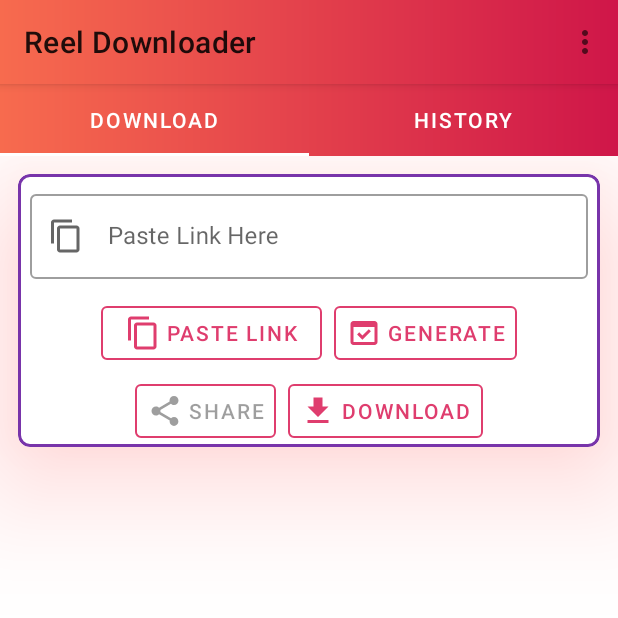
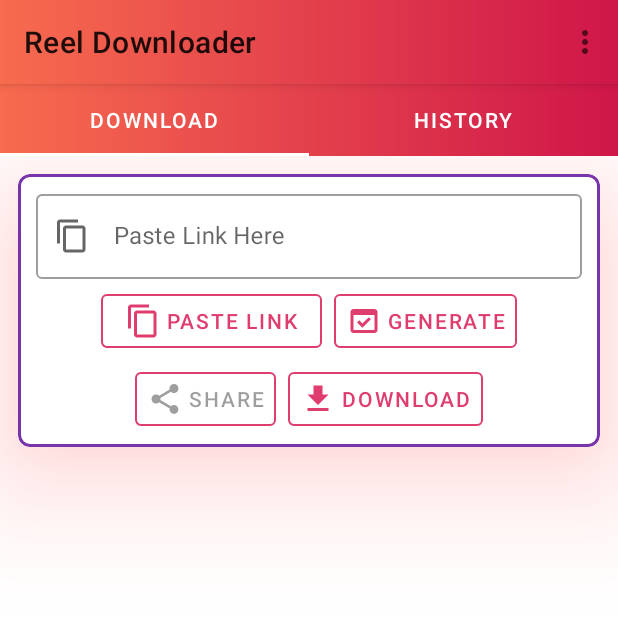
Before and after one commit to subhambikashbehera/InstagramVideoDownloader, an Android app: the screen it shows after launch (MainActivity), on a phone screen of 412 x 824 dp, the top half of it. Run offline under Robolectric (Android 15) with nearby library versions, the phone set to English and light mode, and no system bars; our stand-ins replace Volley; pictures from the network do not load; 1 statement that could not run was skipped.

```diff
--- a/app/src/main/java/com/subhambikashsubhamgupta/instagramdownloader/MainActivity.kt
+++ b/app/src/main/java/com/subhambikashsubhamgupta/instagramdownloader/MainActivity.kt
@@ -1,12 +1,13 @@
 package com.subhambikashsubhamgupta.instagramdownloader
 
+import android.content.ClipData
+import android.content.ClipboardManager
 import android.content.Intent
 import android.content.pm.PackageManager
 import android.os.Bundle
 import android.util.Log
 import android.view.Menu
 import android.view.MenuItem
-import android.view.View
 import android.widget.Toast
 import androidx.appcompat.app.AppCompatActivity
 import androidx.appcompat.app.AppCompatDelegate
@@ -19,6 +20,8 @@ import com.google.android.material.tabs.TabLayoutMediator
 class MainActivity : AppCompatActivity() {
 
     var is_permission=false
+    lateinit var downloadFragment: DownloadFragment
+
     lateinit var viewPager: ViewPager2
     lateinit var tablayout: TabLayout
     override fun onCreate(savedInstanceState: Bundle?) {
@@ -31,6 +34,7 @@ class MainActivity : AppCompatActivity() {
         viewPager = findViewById(R.id.viewpager1)
         tablayout = findViewById(R.id.tablayout)
         viewPager.adapter = PageAdapters(supportFragmentManager, lifecycle)
+        downloadFragment = DownloadFragment()
 
         TabLayoutMediator(tablayout, viewPager) { tab, position ->
             when (position) {
@@ -39,17 +43,29 @@ class MainActivity : AppCompatActivity() {
             }
 
         }.attach()
+        val clipBoardManager = applicationContext.getSystemService(CLIPBOARD_SERVICE) as ClipboardManager
+        clipBoardManager.addPrimaryClipChangedListener {
+            val copiedString = clipBoardManager.primaryClip?.getItemAt(0)?.text?.toString()
+            Log.e("clip","hi"+copiedString)
+            if (copiedString != null) {
+
+                downloadFragment.pasteFromClip(copiedString)
+
+            }
+        }
+
         val uri = intent.data
         Log.e("uri", uri.toString())
         if (uri != null) {
             val path = uri.pathSegments
             println(path)
         }
-    checkpermisson()
+        checkpermisson()
+
+    }
 
 
 
-}
 
 
     override fun onCreateOptionsMenu(menu: Menu?): Boolean {
@@ -113,4 +129,6 @@ class MainActivity : AppCompatActivity() {
         super.onRequestPermissionsResult(requestCode, permissions, grantResults)
     }
 
+
+
 }
--- /dev/null
+++ b/app/src/main/java/com/subhambikashsubhamgupta/instagramdownloader/SendDataInterface.kt
@@ -0,0 +1,5 @@
+package com.subhambikashsubhamgupta.instagramdownloader
+
+interface SendDataInterface {
+    fun fromclipBoard(string: String)
+}
--- a/app/src/main/res/layout/fragment_download.xml
+++ b/app/src/main/res/layout/fragment_download.xml
@@ -27,8 +27,9 @@
         <com.google.android.material.textfield.TextInputLayout
             android:layout_width="match_parent"
             android:layout_height="wrap_content"
-            android:layout_margin="8dp"
-
+            android:layout_marginTop="8dp"
+            android:layout_marginStart="12dp"
+            android:layout_marginEnd="12dp"
             app:endIconMode="clear_text"
             app:helperTextEnabled="true"
 
@@ -96,7 +97,7 @@
        <LinearLayout
            android:layout_width="match_parent"
            android:layout_height="match_parent"
-
+            android:layout_marginBottom="8dp"
            android:gravity="center">
 
            <Button
```
Also changed, not shown: app/src/main/java/com/subhambikashsubhamgupta/instagramdownloader/DownloadFragment.kt (+64 -30 lines), app/src/main/res/menu/toolbar.xml (+6 -1 lines).
